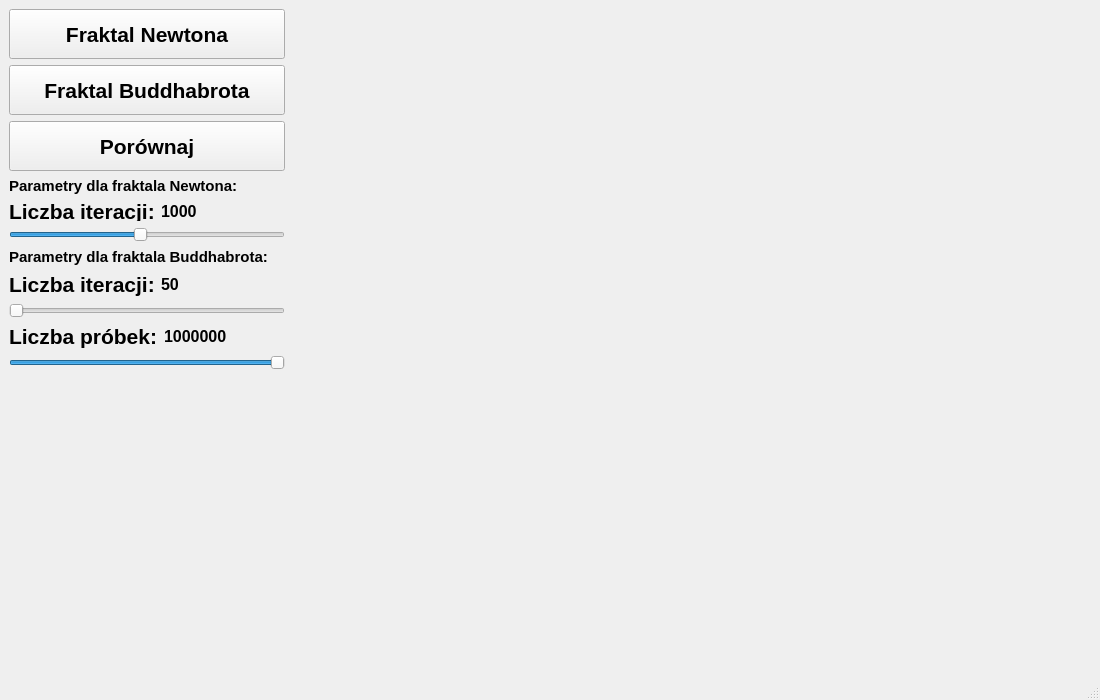
Kosmit147/Fractals, file src/MainWindow.ui: the form before one commit.
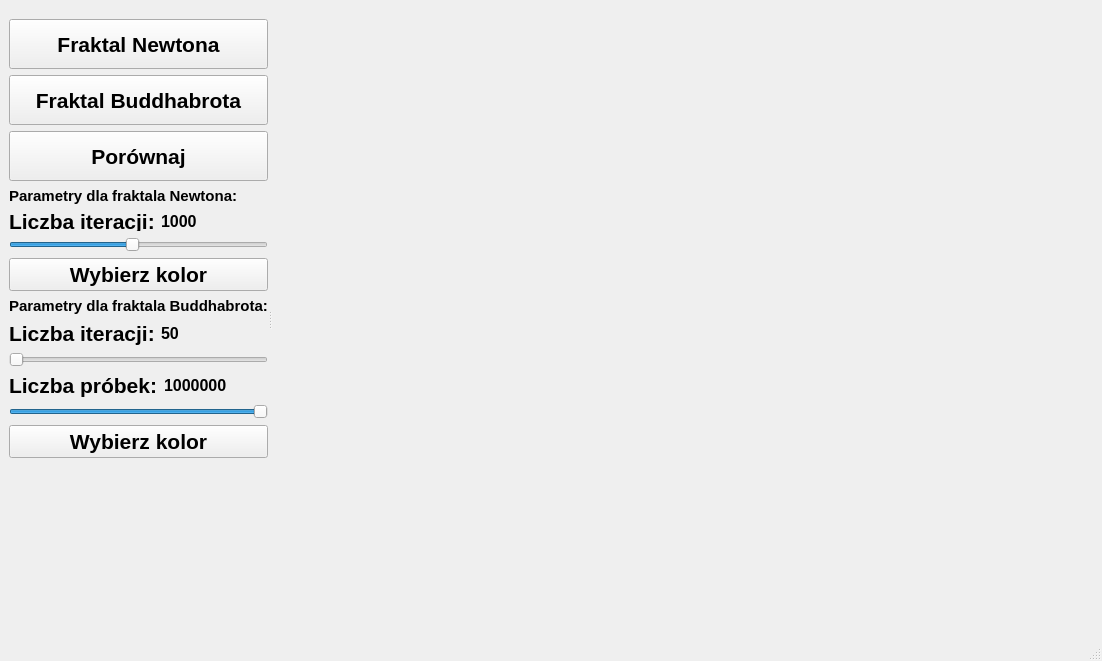
The form after the commit.

Commit message: added color picker

```diff
--- a/src/MainWindow.ui
+++ b/src/MainWindow.ui
@@ -6,23 +6,35 @@
    <rect>
     <x>0</x>
     <y>0</y>
-    <width>1100</width>
-    <height>700</height>
+    <width>1102</width>
+    <height>661</height>
    </rect>
   </property>
   <property name="windowTitle">
    <string>MainWindow</string>
   </property>
   <widget class="QWidget" name="centralwidget">
-   <layout class="QHBoxLayout" name="horizontalLayout_7">
-    <item>
      <layout class="QHBoxLayout" name="horizontalLayout_6">
       <item>
+     <widget class="QSplitter" name="splitter">
+      <property name="orientation">
+       <enum>Qt::Horizontal</enum>
+      </property>
+      <widget class="QWidget" name="">
        <layout class="QVBoxLayout" name="verticalLayout_2">
+        <property name="sizeConstraint">
+         <enum>QLayout::SetFixedSize</enum>
+        </property>
         <item>
          <layout class="QVBoxLayout" name="verticalLayout">
           <item>
            <widget class="QPushButton" name="pushNewtonBtn">
+            <property name="sizePolicy">
+             <sizepolicy hsizetype="Minimum" vsizetype="Fixed">
+              <horstretch>0</horstretch>
+              <verstretch>0</verstretch>
+             </sizepolicy>
+            </property>
             <property name="minimumSize">
              <size>
               <width>0</width>
@@ -43,6 +55,12 @@
           </item>
           <item>
            <widget class="QPushButton" name="pushBuddhaBtn">
+            <property name="sizePolicy">
+             <sizepolicy hsizetype="Minimum" vsizetype="Fixed">
+              <horstretch>0</horstretch>
+              <verstretch>0</verstretch>
+             </sizepolicy>
+            </property>
             <property name="minimumSize">
              <size>
               <width>0</width>
@@ -63,6 +81,12 @@
           </item>
           <item>
            <widget class="QPushButton" name="pushCompareBtn">
+            <property name="sizePolicy">
+             <sizepolicy hsizetype="Minimum" vsizetype="Fixed">
+              <horstretch>0</horstretch>
+              <verstretch>0</verstretch>
+             </sizepolicy>
+            </property>
             <property name="minimumSize">
              <size>
               <width>0</width>
@@ -157,6 +181,20 @@
           </property>
          </widget>
         </item>
+        <item>
+         <widget class="QPushButton" name="colorPickerNewton">
+          <property name="font">
+           <font>
+            <pointsize>16</pointsize>
+            <weight>75</weight>
+            <bold>true</bold>
+           </font>
+          </property>
+          <property name="text">
+           <string>Wybierz kolor</string>
+          </property>
+         </widget>
+        </item>
         <item>
          <widget class="QLabel" name="label">
           <property name="font">
@@ -273,6 +311,20 @@
           </property>
          </widget>
         </item>
+        <item>
+         <widget class="QPushButton" name="colorPickerBuddhabrot">
+          <property name="font">
+           <font>
+            <pointsize>16</pointsize>
+            <weight>75</weight>
+            <bold>true</bold>
+           </font>
+          </property>
+          <property name="text">
+           <string>Wybierz kolor</string>
+          </property>
+         </widget>
+        </item>
         <item>
          <spacer name="verticalSpacer">
           <property name="orientation">
@@ -287,9 +339,14 @@
          </spacer>
         </item>
        </layout>
-      </item>
-      <item>
+      </widget>
        <widget class="QLabel" name="labelView">
+       <property name="sizePolicy">
+        <sizepolicy hsizetype="Preferred" vsizetype="Preferred">
+         <horstretch>0</horstretch>
+         <verstretch>0</verstretch>
+        </sizepolicy>
+       </property>
         <property name="minimumSize">
          <size>
           <width>800</width>
@@ -300,8 +357,7 @@
          <string/>
         </property>
        </widget>
-      </item>
-     </layout>
+     </widget>
     </item>
    </layout>
   </widget>
```
Left out of the diff: 4 changed lines with no effect on the pictures. Lines whose indentation alone changed are shown as unchanged. The commit also changes 2 other files.
